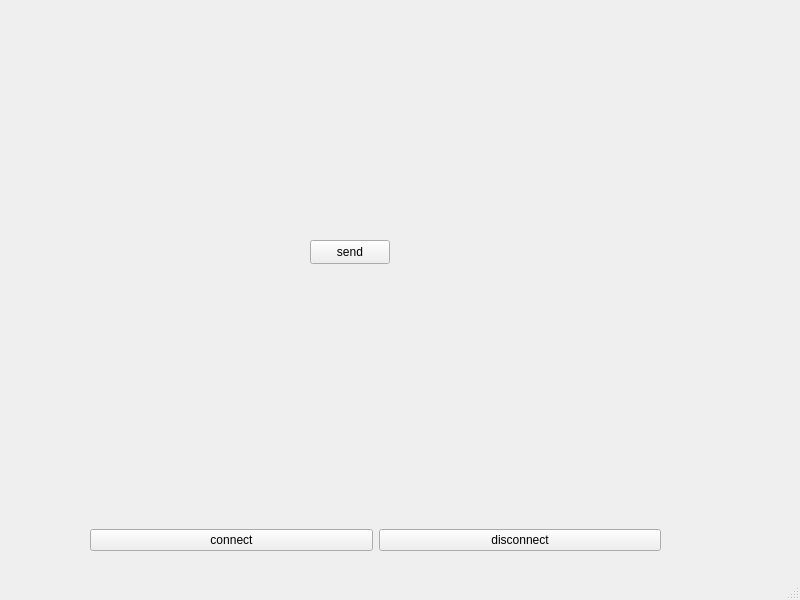
Old version of the form MyClient/myclient.ui in the repository amakarenkov134/client-server.
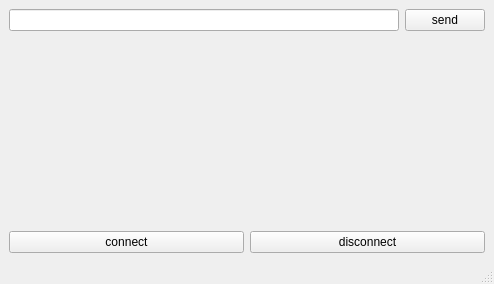
New version of the form.

Diff of the .ui file:
```diff
--- a/MyClient/myclient.ui
+++ b/MyClient/myclient.ui
@@ -6,23 +6,30 @@
    <rect>
     <x>0</x>
     <y>0</y>
-    <width>800</width>
-    <height>600</height>
+    <width>494</width>
+    <height>284</height>
    </rect>
   </property>
   <property name="windowTitle">
    <string>MyClient</string>
   </property>
   <widget class="QWidget" name="centralwidget">
-   <widget class="QWidget" name="layoutWidget">
-    <property name="geometry">
-     <rect>
-      <x>90</x>
-      <y>400</y>
-      <width>571</width>
-      <height>151</height>
-     </rect>
-    </property>
+   <layout class="QGridLayout" name="gridLayout_2">
+    <item row="0" column="0">
+     <layout class="QHBoxLayout" name="horizontalLayout_2">
+      <item>
+       <widget class="QLineEdit" name="lineEdit"/>
+      </item>
+      <item>
+       <widget class="QPushButton" name="sendPushButton">
+        <property name="text">
+         <string>send</string>
+        </property>
+       </widget>
+      </item>
+     </layout>
+    </item>
+    <item row="1" column="0">
     <layout class="QGridLayout" name="gridLayout">
      <item row="0" column="0">
       <widget class="QLabel" name="connectionStatus">
@@ -50,20 +57,8 @@
       </layout>
      </item>
     </layout>
-   </widget>
-   <widget class="QPushButton" name="sendPushButton">
-    <property name="geometry">
-     <rect>
-      <x>310</x>
-      <y>240</y>
-      <width>80</width>
-      <height>24</height>
-     </rect>
-    </property>
-    <property name="text">
-     <string>send</string>
-    </property>
-   </widget>
+    </item>
+   </layout>
   </widget>
   <widget class="QMenuBar" name="menubar">
    <property name="geometry">
```
Left out of the diff: 2 changed lines with no effect on the pictures. Lines whose indentation alone changed are shown as unchanged.
